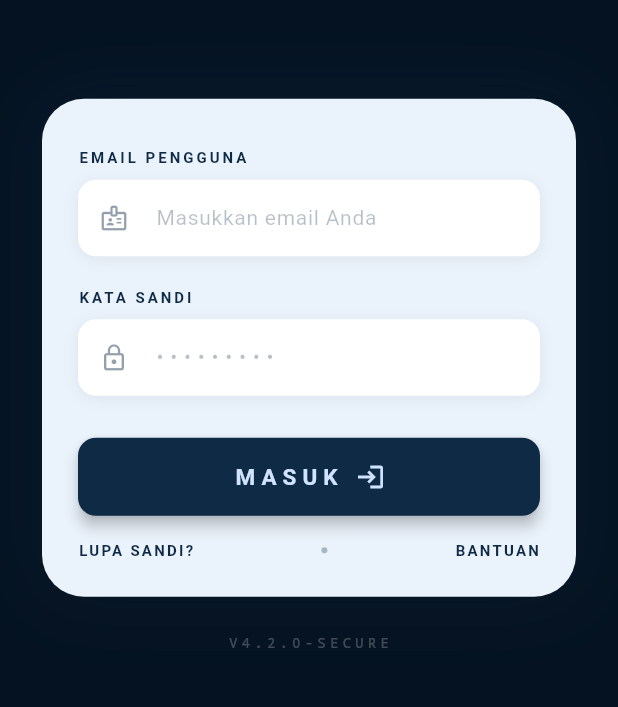
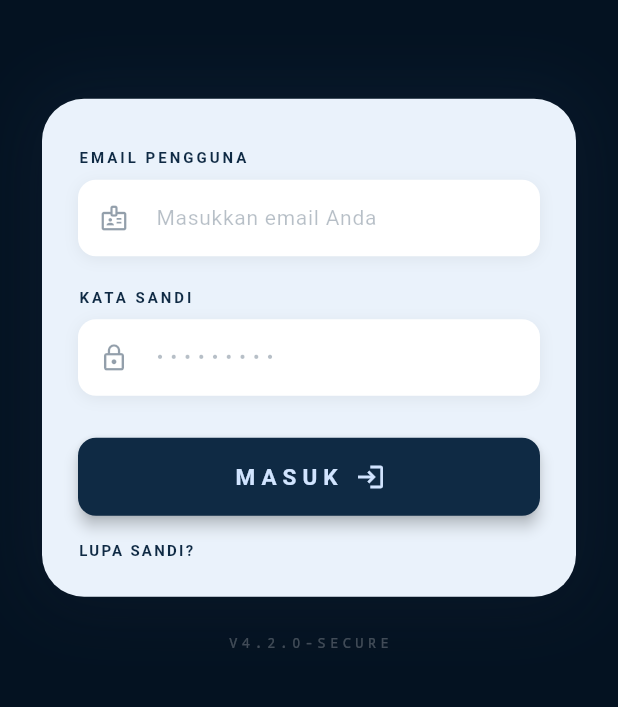
Before and after one commit to rafif22-sys/pbl_aegis_android, a Flutter app: the screen it shows after launch, on a phone screen of 412 x 824 dp, the part 406-1113 px from its top. Run offline on Flutter 3.47's test engine with Material 3 defaults, Android fonts, the phone set to English and light mode, and no system bars; our stand-ins replace camera, firebase_core, firebase_messaging, flutter_local_notifications, flutter_map, geolocator and 4 more; accounts and stored records are empty; network calls fail.

Commit message:
refactor: update login screen layout and improve button alignment; modify session patrol screen to remove unnecessary snackbars; enhance attendance detail page descriptions for clarity

```diff
--- a/lib/features/auth/screens/login_screen.dart
+++ b/lib/features/auth/screens/login_screen.dart
@@ -345,10 +345,9 @@ class _LoginScreenState extends State<LoginScreen>
 
                                         const SizedBox(height: 16),
 
-                                        Row(
-                                          mainAxisAlignment: MainAxisAlignment.spaceBetween,
-                                          children: [
-                                            TextButton(
+                                        Align(
+                                          alignment: Alignment.centerLeft,
+                                          child: TextButton(
                                             onPressed: () => Navigator.push(
                                               context,
                                               MaterialPageRoute(
@@ -370,32 +369,6 @@ class _LoginScreenState extends State<LoginScreen>
                                               ),
                                             ),
                                           ),
-                                            Container(
-                                              width: 4,
-                                              height: 4,
-                                              decoration: BoxDecoration(
-                                                color: const Color(0xFF0F2A44).withOpacity(0.3),
-                                                shape: BoxShape.circle,
-                                              ),
-                                            ),
-                                            TextButton(
-                                              onPressed: () {},
-                                              style: TextButton.styleFrom(
-                                                padding: EdgeInsets.zero,
-                                                minimumSize: Size.zero,
-                                                tapTargetSize: MaterialTapTargetSize.shrinkWrap,
-                                              ),
-                                              child: const Text(
-                                                'BANTUAN',
-                                                style: TextStyle(
-                                                  fontSize: 10,
-                                                  fontWeight: FontWeight.bold,
-                                                  color: Color(0xFF0F2A44),
-                                                  letterSpacing: 1.5,
-                                                ),
-                                              ),
-                                            ),
-                                          ],
                                         ),
                                       ],
                                     ),
--- a/lib/features/supervisor/screens/detail_absensi_page.dart
+++ b/lib/features/supervisor/screens/detail_absensi_page.dart
@@ -74,11 +74,11 @@ class DetailAbsensiPage extends StatelessWidget {
     } else {
       // MENUNGGU ATAU LAINNYA
       masukWaktu   = hasMasuk ? jamMasuk! : '--:--';
-      masukDesc    = hasMasuk ? 'Tepat waktu' : 'Menunggu absensi';
+      masukDesc    = hasMasuk ? 'Berhasil Presensi' : 'Menunggu presensi';
       masukBgColor = hasMasuk ? const Color(0xFF73C87D) : const Color(0xFF1969C9);
 
       pulangWaktu   = hasPulang ? jamPulang! : '--:--';
-      pulangDesc    = hasPulang ? 'Tepat waktu' : 'Belum absen';
+      pulangDesc    = hasPulang ? 'Tepat waktu' : 'Belum presensi';
       pulangBgColor = hasPulang ? const Color(0xFFFF6B6B) : Colors.grey.shade400;
     }
 
@@ -167,7 +167,7 @@ class DetailAbsensiPage extends StatelessWidget {
           ),
           const SizedBox(width: 16),
           const Text(
-            'Absensi Petugas',
+            'Presensi Petugas',
             style: TextStyle(fontSize: 24, fontWeight: FontWeight.bold, color: Colors.black),
           ),
         ],
```
Also changed, not shown: lib/features/petugas/screens/sesi_patroli_screen.dart (+0 -19 lines), 1 other file. Lines whose indentation alone changed are shown as unchanged.
